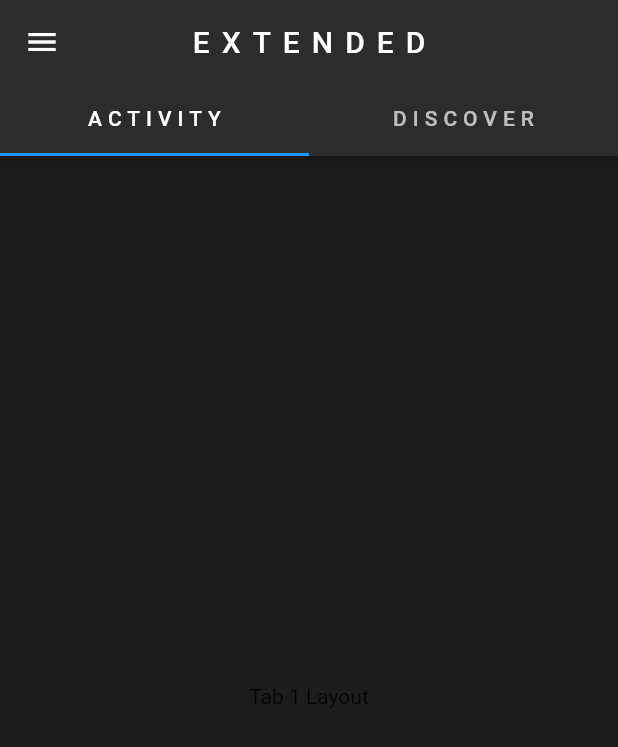
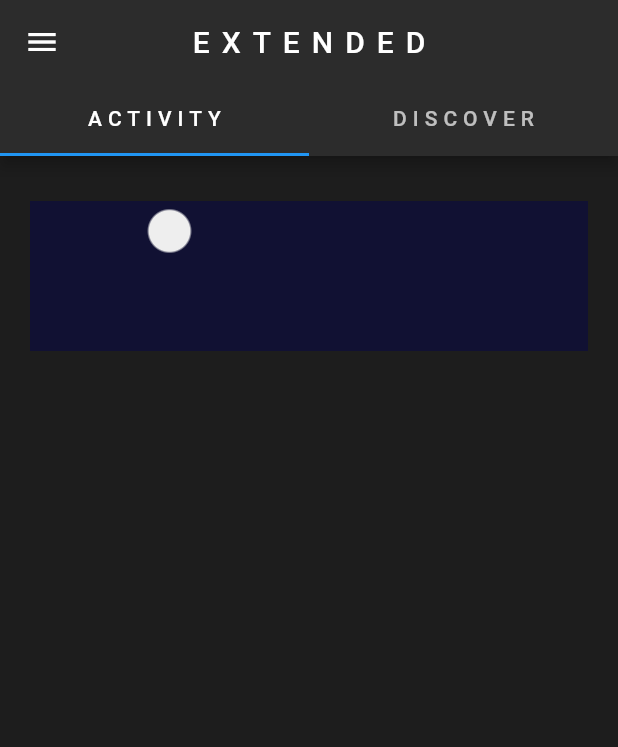
Before and after one commit to Somsubro-Banerjee/Vtop-Redefined, a Flutter app: the screen it shows after launch, on a phone screen of 412 x 824 dp. Shown: the top 747 px of the screen. Run offline on Flutter 3.47's test engine with Material 2 defaults, Android fonts, the phone set to English and light mode, and no system bars.

Commit message:
Unofficial Ninth Commit

```diff
--- a/lib/UI/newUI.dart
+++ b/lib/UI/newUI.dart
@@ -57,8 +57,29 @@ class FirstScreen extends StatelessWidget {
   Widget build(BuildContext context) {
     return Scaffold(
       backgroundColor: firstTabColor,
-      body: Center(
-        child: Text('Tab 1 Layout'),
+      body: SingleChildScrollView(
+        padding: EdgeInsets.fromLTRB(20, 30, 20, 10),
+        child: Center(
+          child: Column(
+            children: <Widget>[
+              Container(
+                height: 100,
+                decoration: BoxDecoration(
+                  gradient: RadialGradient(
+                    center: Alignment(-0.5, -0.6),
+                    radius: 0.15,
+                    colors: <Color>[
+                      Color(0xFFEEEEEE),
+                      Color(0xFF111133),
+                    ],
+                    stops: <double>[0.9, 1.0],
+                  )
+                )
+              ),
+
+            ]
+          ),
+        ),
       ),
     );
   }
```
